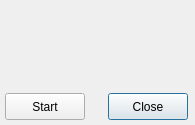
Qt form 3DMetrics/toolareadialog.ui (IfremerUnderwater/3DMetrics) before a commit.
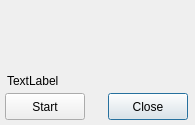
The same form after that commit. Icons and pictures are not drawn. Custom widgets are drawn as their Qt base class.

```diff
--- a/3DMetrics/toolareadialog.ui
+++ b/3DMetrics/toolareadialog.ui
@@ -35,7 +35,7 @@
      <x>6</x>
      <y>9</y>
      <width>181</width>
-     <height>80</height>
+     <height>61</height>
     </rect>
    </property>
    <property name="toolTip">
@@ -62,6 +62,19 @@
      <normaloff>ressources/icon_point.png</normaloff>ressources/icon_point.png</iconset>
    </property>
   </widget>
+  <widget class="QLabel" name="msg_label">
+   <property name="geometry">
+    <rect>
+     <x>7</x>
+     <y>72</y>
+     <width>181</width>
+     <height>17</height>
+    </rect>
+   </property>
+   <property name="text">
+    <string>TextLabel</string>
+   </property>
+  </widget>
  </widget>
  <customwidgets>
   <customwidget>
```
